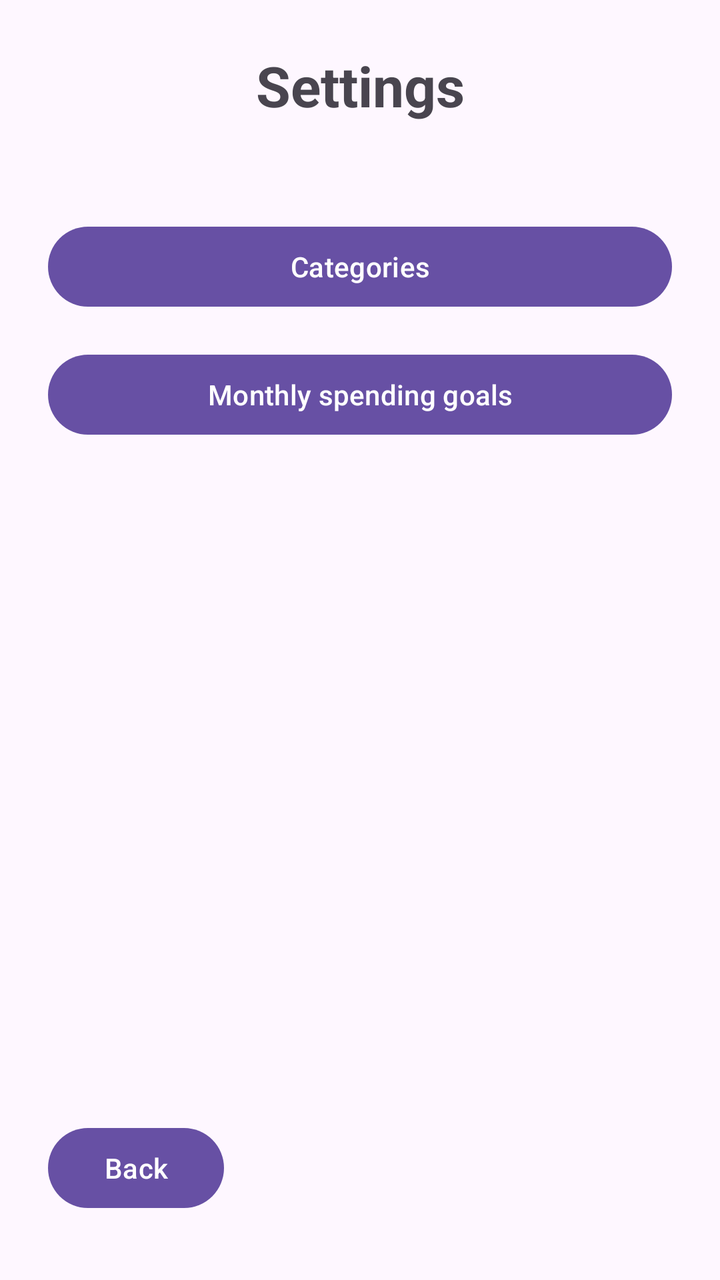
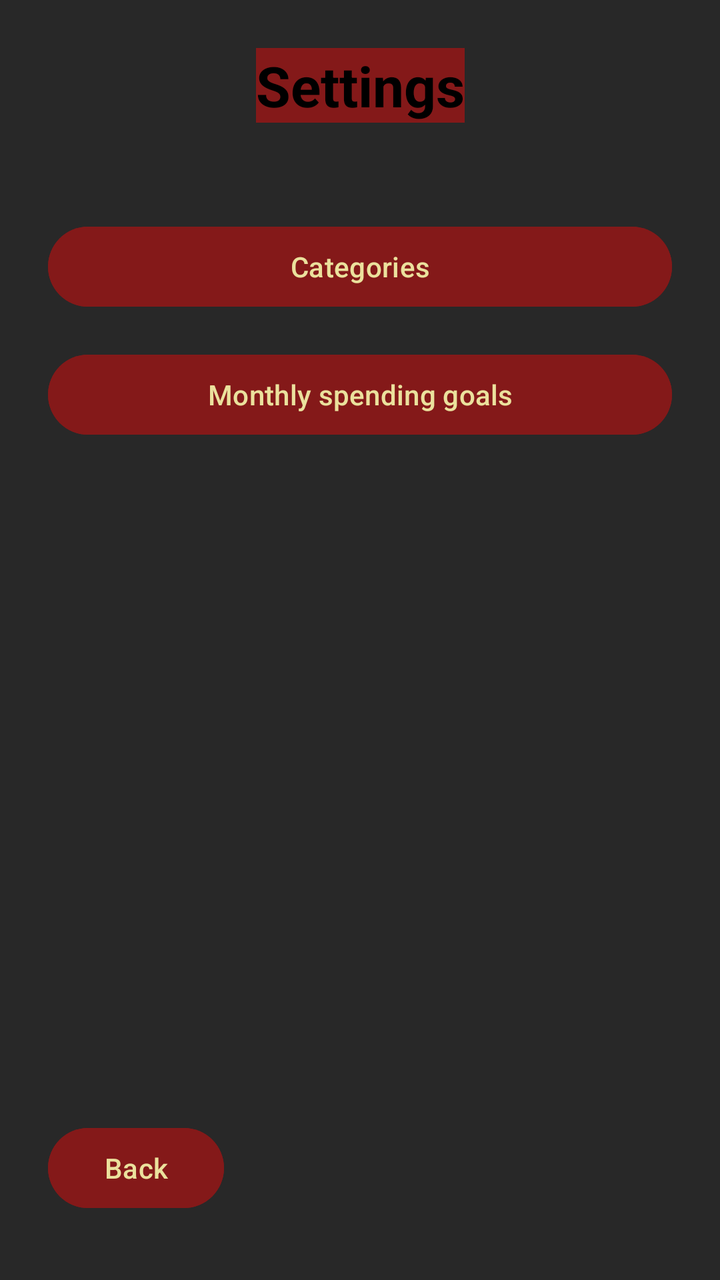

Two renders of the same Android screen: before a commit and after it. Below are the layout's source before the change and the commit's diff.
<!-- AndroidManifest.xml: application theme Theme.OPSC7311Introduction -->
<!-- res/layout/activity_settings.xml -->
<?xml version="1.0" encoding="utf-8"?>
<androidx.constraintlayout.widget.ConstraintLayout xmlns:android="http://schemas.android.com/apk/res/android"
    xmlns:app="http://schemas.android.com/apk/res-auto"
    xmlns:tools="http://schemas.android.com/tools"
    android:layout_width="match_parent"
    android:layout_height="match_parent"
    android:padding="24dp"
    tools:context=".Settings">

    <TextView
        android:id="@+id/tvSettingsTitle"
        android:layout_width="wrap_content"
        android:layout_height="wrap_content"
        android:text="Settings"
        android:textSize="28sp"
        android:textStyle="bold"
        app:layout_constraintEnd_toEndOf="parent"
        app:layout_constraintStart_toStartOf="parent"
        app:layout_constraintTop_toTopOf="parent" />

    <Button
        android:id="@+id/btnCategory"
        android:layout_width="0dp"
        android:layout_height="wrap_content"
        android:layout_marginTop="48dp"
        android:text="Categories"
        app:layout_constraintEnd_toEndOf="parent"
        app:layout_constraintStart_toStartOf="parent"
        app:layout_constraintTop_toBottomOf="@id/tvSettingsTitle" />

    <Button
        android:id="@+id/btnSettingsGoals"
        android:layout_width="0dp"
        android:layout_height="wrap_content"
        android:layout_marginTop="16dp"
        android:text="Monthly spending goals"
        app:layout_constraintEnd_toEndOf="parent"
        app:layout_constraintStart_toStartOf="parent"
        app:layout_constraintTop_toBottomOf="@id/btnCategory" />

    <Button
        android:id="@+id/btnSettingsBack"
        android:layout_width="wrap_content"
        android:layout_height="wrap_content"
        android:layout_marginBottom="8dp"
        android:text="Back"
        app:layout_constraintBottom_toBottomOf="parent"
        app:layout_constraintStart_toStartOf="parent" />

</androidx.constraintlayout.widget.ConstraintLayout>
<!-- resources referenced by this layout -->
<resources>
  <style name="Theme.OPSC7311Introduction" parent="Base.Theme.OPSC7311Introduction" />
  <style name="Base.Theme.OPSC7311Introduction" parent="Theme.Material3.DayNight.NoActionBar">
          
          
      </style>
</resources>

<!-- the commit's change to res/layout/activity_settings.xml (unified diff, before → after) -->
@@ -4,6 +4,7 @@
     xmlns:tools="http://schemas.android.com/tools"
     android:layout_width="match_parent"
     android:layout_height="match_parent"
+    android:background="#282828"
     android:padding="24dp"
     tools:context=".Settings">
 
@@ -11,7 +12,9 @@
         android:id="@+id/tvSettingsTitle"
         android:layout_width="wrap_content"
         android:layout_height="wrap_content"
+        android:background="#841919"
         android:text="Settings"
+        android:textColor="#000000"
         android:textSize="28sp"
         android:textStyle="bold"
         app:layout_constraintEnd_toEndOf="parent"
@@ -23,7 +26,9 @@
         android:layout_width="0dp"
         android:layout_height="wrap_content"
         android:layout_marginTop="48dp"
+        android:backgroundTint="#841919"
         android:text="Categories"
+        android:textColor="#EBE19D"
         app:layout_constraintEnd_toEndOf="parent"
         app:layout_constraintStart_toStartOf="parent"
         app:layout_constraintTop_toBottomOf="@id/tvSettingsTitle" />
@@ -33,7 +38,9 @@
         android:layout_width="0dp"
         android:layout_height="wrap_content"
         android:layout_marginTop="16dp"
+        android:backgroundTint="#841919"
         android:text="Monthly spending goals"
+        android:textColor="#EBE19D"
         app:layout_constraintEnd_toEndOf="parent"
         app:layout_constraintStart_toStartOf="parent"
         app:layout_constraintTop_toBottomOf="@id/btnCategory" />
@@ -43,7 +50,9 @@
         android:layout_width="wrap_content"
         android:layout_height="wrap_content"
         android:layout_marginBottom="8dp"
+        android:backgroundTint="#841919"
         android:text="Back"
+        android:textColor="#EBE19D"
         app:layout_constraintBottom_toBottomOf="parent"
         app:layout_constraintStart_toStartOf="parent" />
 
